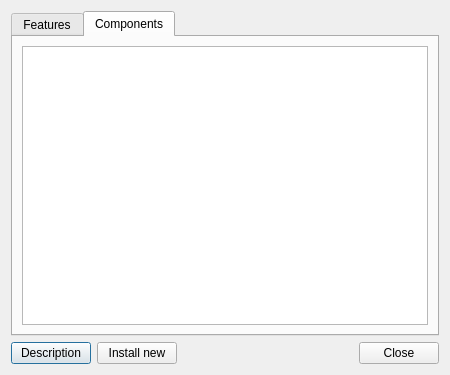
Before: the Qt Designer form src/components/componentsystemui/ComponentsDialog.ui in yudjin87/tour_du_monde, drawn with Qt 5.
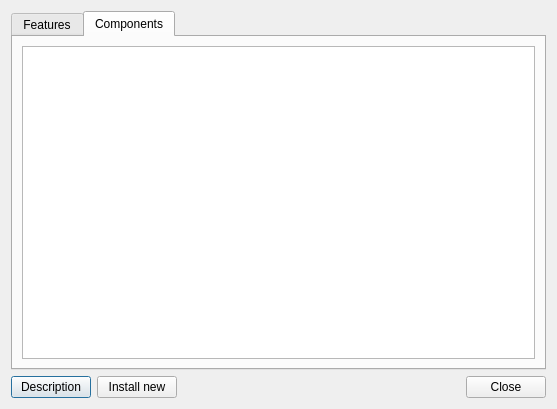
After: the same form once the commit is applied.

What changed in the file:
```diff
--- a/src/components/componentsystemui/ComponentsDialog.ui
+++ b/src/components/componentsystemui/ComponentsDialog.ui
@@ -6,8 +6,8 @@
    <rect>
     <x>0</x>
     <y>0</y>
-    <width>450</width>
-    <height>375</height>
+    <width>557</width>
+    <height>409</height>
    </rect>
   </property>
   <property name="windowTitle">
```
